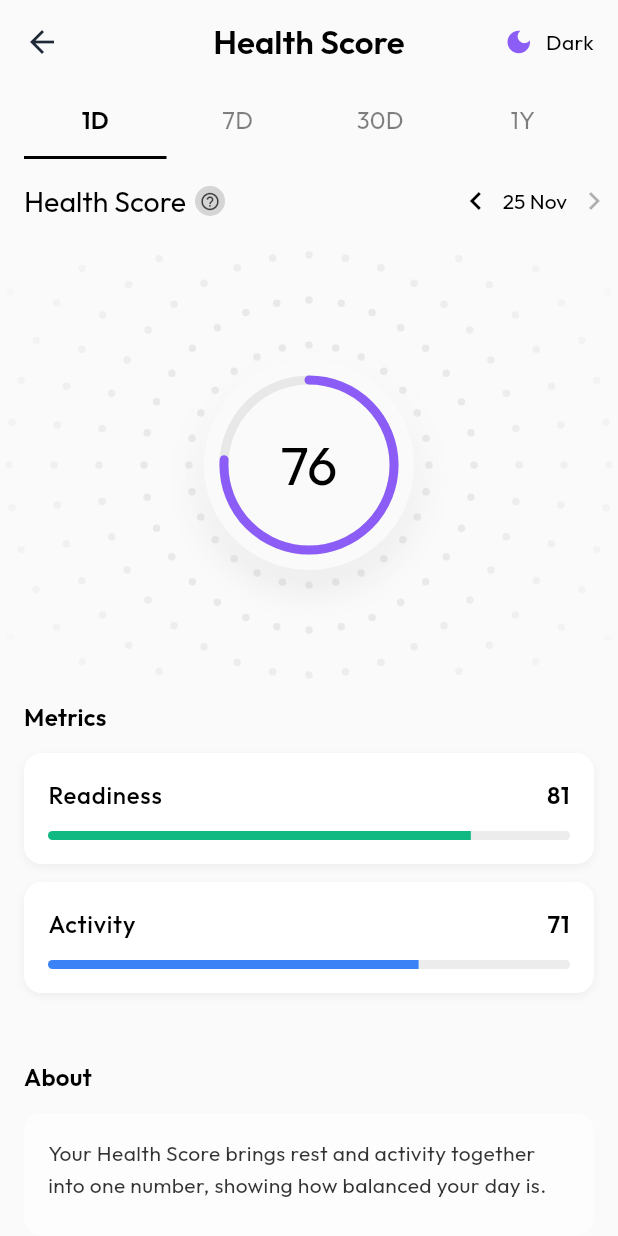
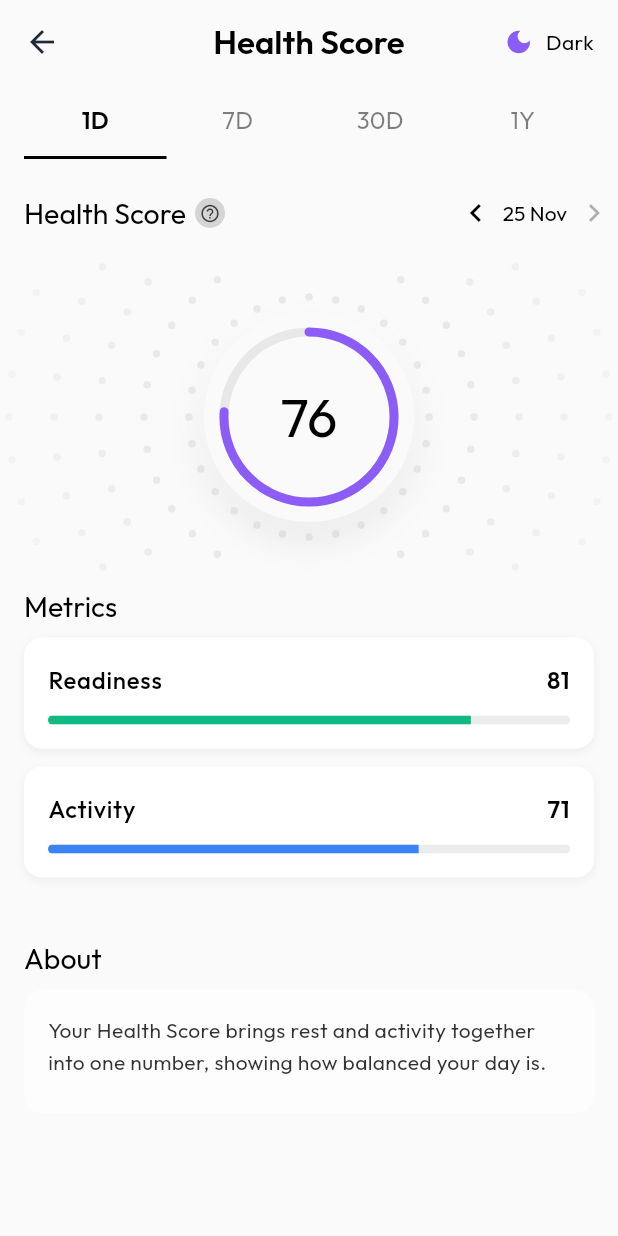
Before and after one commit to emeban44/rolla_fitness_app_demo, a Flutter app: the screen it shows after launch, after a tap on "Health Score", on a phone screen of 412 x 824 dp. Run offline on Flutter 3.47's test engine with Material 3 defaults, Android fonts, the phone set to English and light mode, and no system bars; our stand-ins replace dartz, equatable, fl_chart, flutter_bloc, freezed_annotation, get_it and 2 more.

Commit message:
section_title reusable widget

```diff
--- /dev/null
+++ b/lib/core/widgets/section_title.dart
@@ -0,0 +1,63 @@
+import 'package:flutter/material.dart';
+import 'package:google_fonts/google_fonts.dart';
+
+/// Reusable section title with optional info icon
+/// Used for section headings like "Metrics", "About", and in ScoreHeader
+class SectionTitle extends StatelessWidget {
+  final String title;
+  final VoidCallback? onInfoTap;
+
+  const SectionTitle({
+    super.key,
+    required this.title,
+    this.onInfoTap,
+  });
+
+  @override
+  Widget build(BuildContext context) {
+    return Row(
+      mainAxisSize: MainAxisSize.min,
+      children: [
+        Text(
+          title,
+          style: GoogleFonts.outfit(
+            fontSize: 19,
+            fontWeight: FontWeight.w400,
+            height: 1.0,
+            letterSpacing: 0,
+            color: Theme.of(context).textTheme.bodyLarge?.color,
+          ),
+        ),
+        if (onInfoTap != null) ...[
+          const SizedBox(width: 6),
+          GestureDetector(
+            onTap: onInfoTap,
+            child: Container(
+              width: 20,
+              height: 20,
+              decoration: BoxDecoration(
+                shape: BoxShape.circle,
+                color: Theme.of(context)
+                    .textTheme
+                    .bodySmall
+                    ?.color
+                    ?.withValues(alpha: 0.15),
+              ),
+              child: Center(
+                child: Icon(
+                  Icons.help_outline,
+                  size: 14,
+                  color: Theme.of(context)
+                      .textTheme
+                      .bodySmall
+                      ?.color
+                      ?.withValues(alpha: 0.7),
+                ),
+              ),
+            ),
+          ),
+        ],
+      ],
+    );
+  }
+}
--- a/lib/features/scores/presentation/pages/score_detail_page.dart
+++ b/lib/features/scores/presentation/pages/score_detail_page.dart
@@ -4,6 +4,7 @@ import 'package:rolla_fitness_app_demo/core/di/service_locator.dart';
 import 'package:rolla_fitness_app_demo/core/theme/theme_cubit.dart';
 import 'package:rolla_fitness_app_demo/core/widgets/error_widget.dart';
 import 'package:rolla_fitness_app_demo/core/widgets/loading_skeleton.dart';
+import 'package:rolla_fitness_app_demo/core/widgets/section_title.dart';
 import 'package:rolla_fitness_app_demo/features/scores/domain/entities/score_type.dart';
 import 'package:rolla_fitness_app_demo/features/scores/domain/entities/timeframe.dart';
 import 'package:rolla_fitness_app_demo/features/scores/presentation/cubit/score_detail_cubit.dart';
@@ -91,7 +92,7 @@ class ScoreDetailView extends StatelessWidget {
                           );
                         },
                       ),
-                      const SizedBox(height: 16),
+                      const SizedBox(height: 24),
 
                       // Score Header (consistent across all timeframes)
                       ScoreHeader(
@@ -136,10 +137,7 @@ class ScoreDetailView extends StatelessWidget {
                         padding: const EdgeInsets.symmetric(horizontal: 16),
                         child: Row(
                           children: [
-                            Text(
-                              'Metrics',
-                              style: Theme.of(context).textTheme.titleMedium,
-                            ),
+                            const SectionTitle(title: 'Metrics'),
                             const Spacer(),
                             if (timeframe != Timeframe.oneDay)
                               Text(
@@ -193,10 +191,7 @@ class ScoreDetailView extends StatelessWidget {
                           child: Column(
                             crossAxisAlignment: CrossAxisAlignment.start,
                             children: [
-                              Text(
-                                'About',
-                                style: Theme.of(context).textTheme.titleMedium,
-                              ),
+                              const SectionTitle(title: 'About'),
                               const SizedBox(height: 12),
                               Container(
                                 padding: const EdgeInsets.all(16),
--- a/lib/features/scores/presentation/widgets/daily_score_detail_bottom_sheet.dart
+++ b/lib/features/scores/presentation/widgets/daily_score_detail_bottom_sheet.dart
@@ -1,4 +1,5 @@
 import 'package:flutter/material.dart';
+import 'package:rolla_fitness_app_demo/core/widgets/section_title.dart';
 import 'package:rolla_fitness_app_demo/features/scores/domain/entities/metric.dart';
 import 'package:rolla_fitness_app_demo/features/scores/domain/entities/metric_info.dart';
 import 'package:rolla_fitness_app_demo/features/scores/presentation/widgets/radial_gauge.dart';
@@ -95,20 +96,14 @@ class DailyScoreDetailBottomSheet extends StatelessWidget {
                   const SizedBox(height: 24),
 
                   // Metrics section
-                  Text(
-                    'Metrics',
-                    style: Theme.of(context).textTheme.titleMedium,
-                  ),
+                  const SectionTitle(title: 'Metrics'),
                   const SizedBox(height: 12),
                   ...metrics.map((metric) => MetricInfoRow(metric: metric)),
                   const SizedBox(height: 24),
 
                   // How It Works section
                   if (info != null) ...[
-                    Text(
-                      'How It Works?',
-                      style: Theme.of(context).textTheme.titleMedium,
-                    ),
+                    const SectionTitle(title: 'How It Works?'),
                     const SizedBox(height: 12),
                     Text(
                       info!.description,
--- a/lib/features/scores/presentation/widgets/detail_score_gauge_section.dart
+++ b/lib/features/scores/presentation/widgets/detail_score_gauge_section.dart
@@ -22,7 +22,7 @@ class DetailScoreGaugeSection extends StatelessWidget {
 
     return SizedBox(
       width: double.infinity,
-      height: 280, // Fixed height for consistent sizing
+      height: 200, // Fixed height for consistent sizing
       child: Stack(
         children: [
           // Ripple dotted background centered
--- a/lib/features/scores/presentation/widgets/score_header.dart
+++ b/lib/features/scores/presentation/widgets/score_header.dart
@@ -1,5 +1,5 @@
 import 'package:flutter/material.dart';
-import 'package:google_fonts/google_fonts.dart';
+import 'package:rolla_fitness_app_demo/core/widgets/section_title.dart';
 import 'package:rolla_fitness_app_demo/features/scores/domain/entities/score_type.dart';
 import 'package:rolla_fitness_app_demo/features/scores/presentation/widgets/time_period_selector.dart';
 import 'package:rolla_fitness_app_demo/features/scores/domain/entities/timeframe.dart';
@@ -33,44 +33,10 @@ class ScoreHeader extends StatelessWidget {
       child: Row(
         children: [
           // Title with info icon
-          Text(
-            scoreType.displayName,
-            style: GoogleFonts.outfit(
-              fontSize: 19,
-              fontWeight: FontWeight.w400,
-              height: 1.0,
-              letterSpacing: 0,
-              color: Theme.of(context).textTheme.bodyLarge?.color,
-            ),
+          SectionTitle(
+            title: scoreType.displayName,
+            onInfoTap: onInfoTap,
           ),
-          const SizedBox(width: 6),
-          if (onInfoTap != null)
-            GestureDetector(
-              onTap: onInfoTap,
-              child: Container(
-                width: 20,
-                height: 20,
-                decoration: BoxDecoration(
-                  shape: BoxShape.circle,
-                  color: Theme.of(context)
-                      .textTheme
-                      .bodySmall
-                      ?.color
-                      ?.withValues(alpha: 0.15),
-                ),
-                child: Center(
-                  child: Icon(
-                    Icons.help_outline,
-                    size: 14,
-                    color: Theme.of(context)
-                        .textTheme
-                        .bodySmall
-                        ?.color
-                        ?.withValues(alpha: 0.7),
-                  ),
-                ),
-              ),
-            ),
           const Spacer(),
           // Time period selector
           TimePeriodSelector(
```
